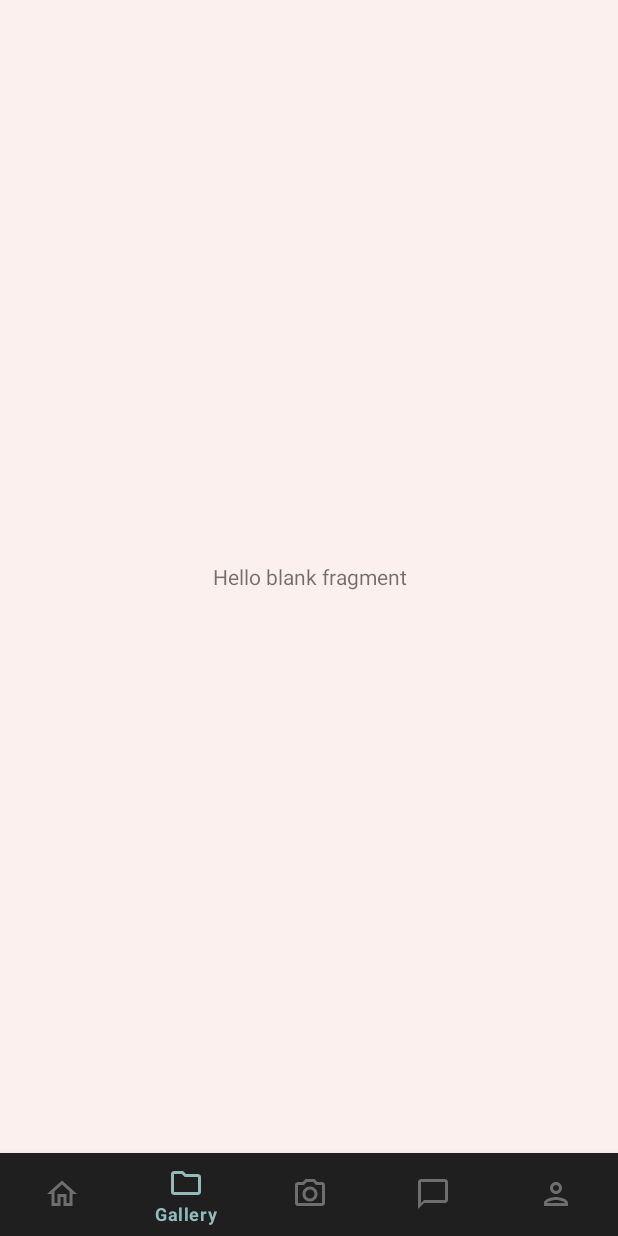
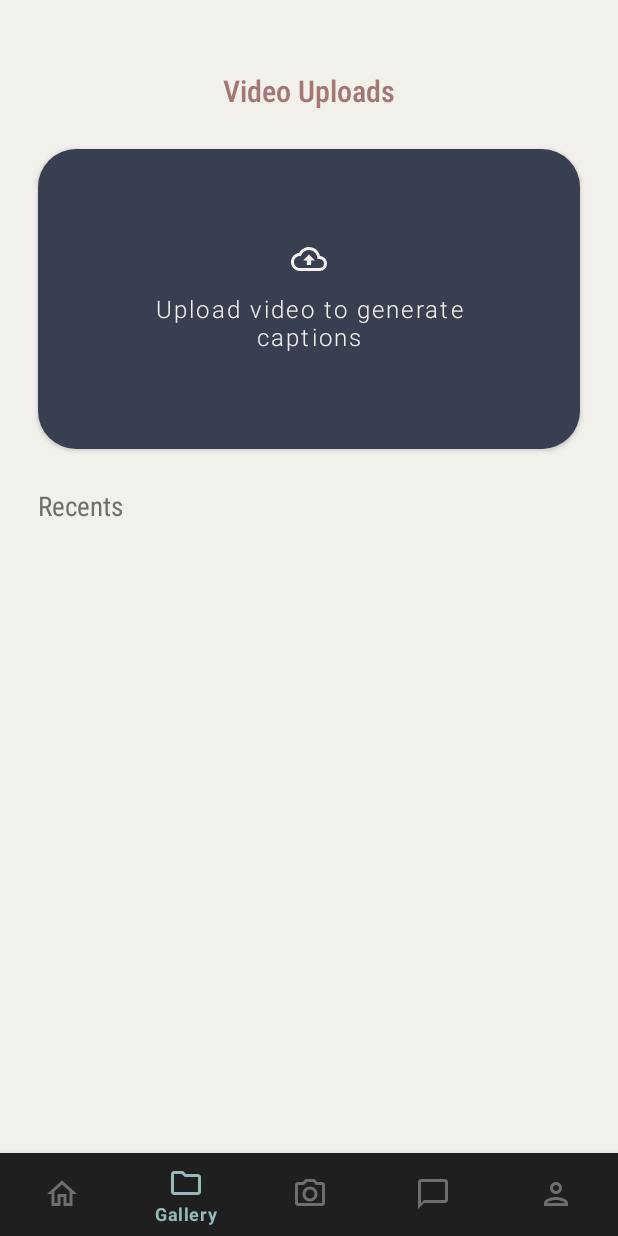
Before and after one commit to MehrinFirdousi/Synaera-app, an Android app: the screen it shows after launch (MainActivity), item 2 of the bottom bar chosen, on a phone screen of 412 x 824 dp. Run offline under Robolectric (Android 15) with nearby library versions, the phone set to English and light mode, and no system bars; libraries missing offline, so code that uses them is left out: androidx.camera.core, androidx.camera.lifecycle; plain views replace PreviewView; 3 statements that could not run were skipped.

Commit message:
Added gallery screen

```diff
--- /dev/null
+++ b/app/src/main/res/drawable/outline_cloud_upload_24.xml
@@ -0,0 +1,5 @@
+<vector android:height="24dp" android:tint="#000000"
+    android:viewportHeight="24" android:viewportWidth="24"
+    android:width="24dp" xmlns:android="http://schemas.android.com/apk/res/android">
+    <path android:fillColor="@android:color/white" android:pathData="M19.35,10.04C18.67,6.59 15.64,4 12,4 9.11,4 6.6,5.64 5.35,8.04 2.34,8.36 0,10.91 0,14c0,3.31 2.69,6 6,6h13c2.76,0 5,-2.24 5,-5 0,-2.64 -2.05,-4.78 -4.65,-4.96zM19,18H6c-2.21,0 -4,-1.79 -4,-4 0,-2.05 1.53,-3.76 3.56,-3.97l1.07,-0.11 0.5,-0.95C8.08,7.14 9.94,6 12,6c2.62,0 4.88,1.86 5.39,4.43l0.3,1.5 1.53,0.11c1.56,0.1 2.78,1.41 2.78,2.96 0,1.65 -1.35,3 -3,3zM8,13h2.55v3h2.9v-3H16l-4,-4z"/>
+</vector>
--- /dev/null
+++ b/app/src/main/res/drawable/upload_video_bg.xml
@@ -0,0 +1,16 @@
+<?xml version="1.0" encoding="utf-8"?>
+<shape xmlns:android="http://schemas.android.com/apk/res/android"
+    android:shape="rectangle"
+    android:padding="10dp">
+    <solid android:color="@color/seashell" />
+    <corners
+        android:bottomRightRadius="25dp"
+        android:bottomLeftRadius="25dp"
+        android:topLeftRadius="25dp"
+        android:topRightRadius="25dp" />
+    <padding
+        android:bottom="5dp"
+        android:top="5dp"
+        android:left="5dp"
+        android:right="5dp"/>
+</shape>
--- a/app/src/main/res/layout/fragment_files.xml
+++ b/app/src/main/res/layout/fragment_files.xml
@@ -1,15 +1,54 @@
 <?xml version="1.0" encoding="utf-8"?>
-<FrameLayout xmlns:android="http://schemas.android.com/apk/res/android"
+<androidx.constraintlayout.widget.ConstraintLayout xmlns:android="http://schemas.android.com/apk/res/android"
     xmlns:tools="http://schemas.android.com/tools"
     android:layout_width="match_parent"
     android:layout_height="match_parent"
-    android:background="@color/seashell"
-    tools:context=".FilesFragment">
+    android:background="@color/verylightgrey"
+    xmlns:app="http://schemas.android.com/apk/res-auto">
+
+    <TextView
+        android:id="@+id/filesHeader"
+        android:layout_width="wrap_content"
+        android:layout_height="wrap_content"
+        android:fontFamily="sans-serif-condensed-medium"
+        android:text="Video Uploads"
+        android:textSize="20sp"
+        android:textColor="@color/oldrose"
+        app:layout_constraintBottom_toBottomOf="parent"
+        app:layout_constraintEnd_toEndOf="parent"
+        app:layout_constraintStart_toStartOf="parent"
+        app:layout_constraintTop_toTopOf="parent"
+        app:layout_constraintVertical_bias="0.063" />
+
+    <Button
+        android:layout_width="match_parent"
+        android:layout_height="200dp"
+        android:id="@+id/uploadButton"
+        android:background="@drawable/upload_video_bg"
+        android:layout_margin="25dp"
+        android:text="Upload video to generate captions"
+        android:textColor="@color/verylightgrey"
+        android:textAllCaps="false"
+        android:fontFamily="sans-serif-light"
+        android:textSize="16sp"
+        android:drawableTop="@drawable/outline_cloud_upload_24"
+        android:drawableTint="@color/verylightgrey"
+        android:padding="55dp"
+        app:layout_constraintTop_toBottomOf="@id/filesHeader"
+        app:backgroundTint="@color/charcoal"/>
 
     <TextView
         android:layout_width="match_parent"
-        android:layout_height="match_parent"
-        android:gravity="center"
-        android:text="@string/hello_blank_fragment" />
+        android:layout_height="wrap_content"
+        android:id="@+id/videoHeading"
+        android:text="Recents"
+        android:textSize="18sp"
+        android:textColor="@color/grey"
+        android:fontFamily="sans-serif-condensed"
+        android:layout_marginHorizontal="25dp"
+        android:layout_marginVertical="25dp"
+        app:layout_constraintTop_toBottomOf="@id/uploadButton"
+        app:layout_constraintStart_toStartOf="parent"
+        app:layout_constraintEnd_toEndOf="parent"/>
 
-</FrameLayout>
+</androidx.constraintlayout.widget.ConstraintLayout>
--- a/app/src/main/res/values/colors.xml
+++ b/app/src/main/res/values/colors.xml
@@ -19,6 +19,7 @@
     <color name="midgreen">#FF1E555C</color>
     <color name="paledogwood">#FFF4D8CD</color>
     <color name="charcoal">#FF373F51</color>
+    <color name="trans_charcoal">#7F373F51</color>
     <color name="melon">#FFDAA49A</color>
     <color name="chatBlue">#007EF4</color>
     <color name="bone">#FFE0DDCF</color>
```
Also changed, not shown: app/src/main/res/drawable-hdpi/feather_folder.png (deleted), app/src/main/res/drawable-hdpi/feather_info.png (deleted), app/src/main/res/drawable-ldpi/feather_folder.png (deleted), app/src/main/res/drawable-ldpi/feather_info.png (deleted), app/src/main/res/drawable-mdpi/feather_folder.png (deleted), app/src/main/res/drawable-mdpi/feather_info.png (deleted), app/src/main/res/drawable-xhdpi/feather_folder.png (deleted), app/src/main/res/drawable-xhdpi/feather_info.png (deleted), app/src/main/res/drawable-xxhdpi/feather_folder.png (deleted), app/src/main/res/drawable-xxhdpi/feather_info.png (deleted), app/src/main/res/drawable-xxxhdpi/feather_folder.png (deleted), app/src/main/res/drawable-xxxhdpi/feather_info.png (deleted).
